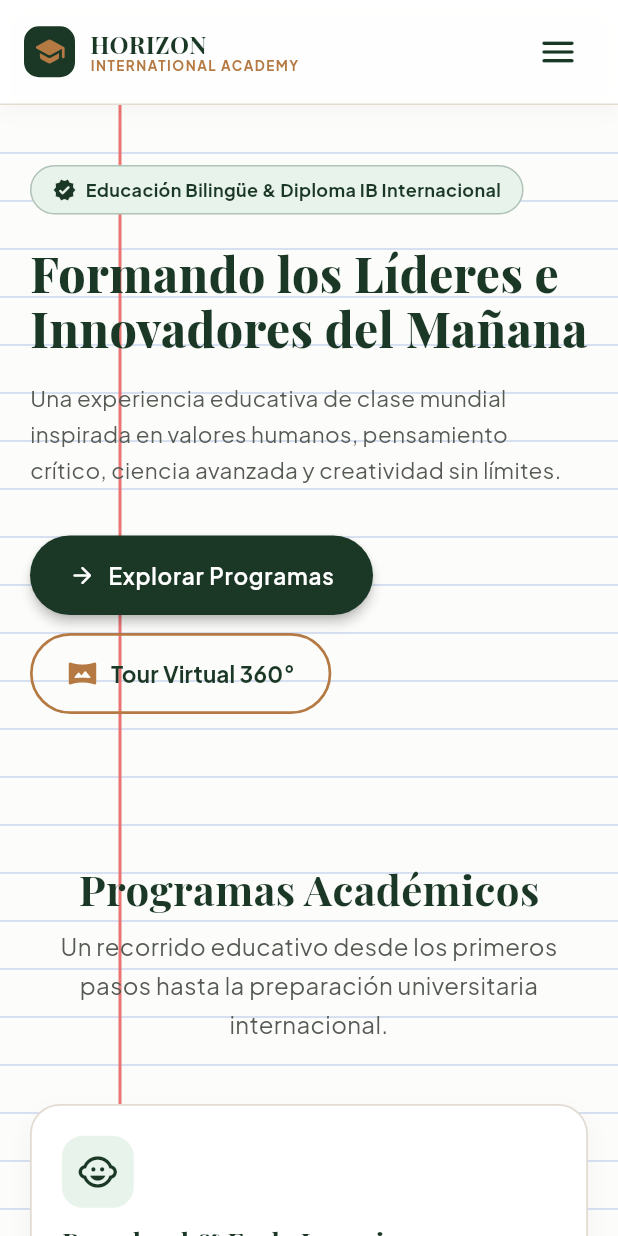
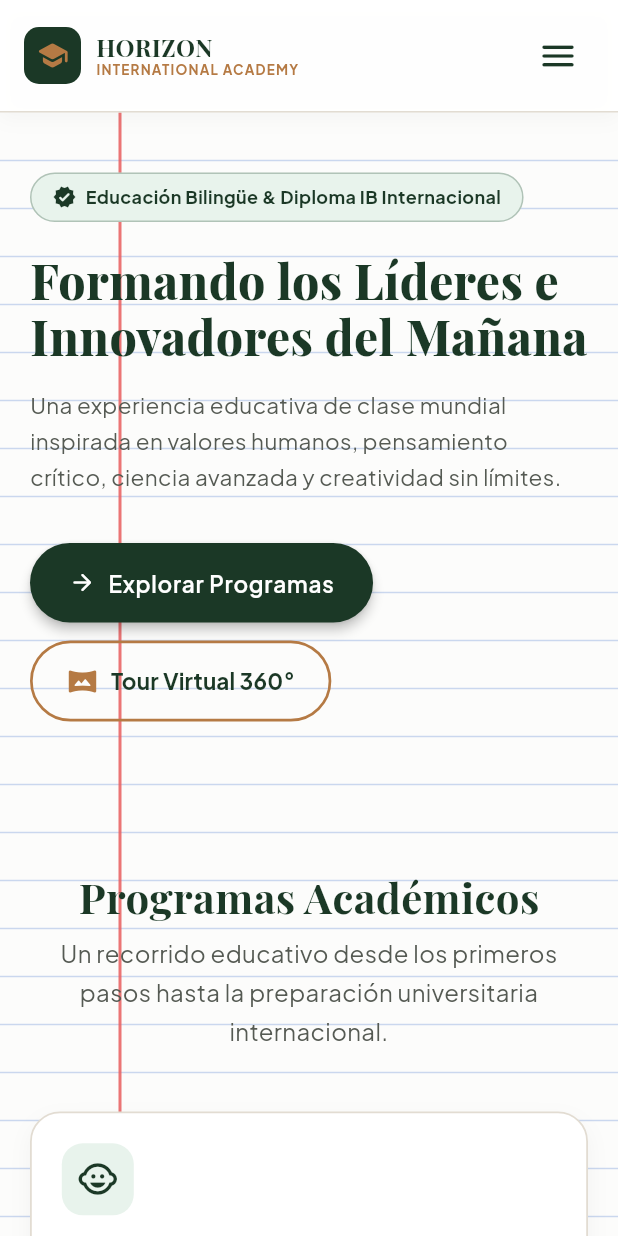
Before and after one commit to kyr3-fxp/horizon-academy-flutter, a Flutter app: the screen it shows after launch, on a phone screen of 412 x 824 dp. Run offline on Flutter 3.47's test engine with Material 3 defaults, Android fonts, the phone set to English and light mode, and no system bars; our stand-ins replace carousel_slider, google_fonts, visibility_detector.

Commit message:
fix(ui): Fix header height calculation with statusBar topPadding to eliminate vertical overflow

```diff
--- a/lib/views/widgets/custom_app_bar.dart
+++ b/lib/views/widgets/custom_app_bar.dart
@@ -13,14 +13,16 @@ class CustomAppBar extends StatelessWidget implements PreferredSizeWidget {
   });
 
   @override
-  Size get preferredSize => const Size.fromHeight(70.0);
+  Size get preferredSize => const Size.fromHeight(75.0);
 
   @override
   Widget build(BuildContext context) {
     final isDesktop = MediaQuery.of(context).size.width >= 900;
+    final topPadding = MediaQuery.of(context).padding.top;
 
     return Container(
-      height: preferredSize.height,
+      height: preferredSize.height + topPadding,
+      padding: EdgeInsets.only(top: topPadding),
       decoration: BoxDecoration(
         color: AppColors.bgSurface.withValues(alpha: 0.95),
         border: const Border(
@@ -34,12 +36,11 @@ class CustomAppBar extends StatelessWidget implements PreferredSizeWidget {
           ),
         ],
       ),
-      child: SafeArea(
-        bottom: false,
       child: Padding(
-          padding: const EdgeInsets.symmetric(horizontal: 16.0),
+        padding: const EdgeInsets.symmetric(horizontal: 16.0, vertical: 6.0),
         child: Row(
           mainAxisAlignment: MainAxisAlignment.spaceBetween,
+          crossAxisAlignment: CrossAxisAlignment.center,
           children: [
             // Logo & Marca
             Flexible(
@@ -49,7 +50,7 @@ class CustomAppBar extends StatelessWidget implements PreferredSizeWidget {
                   mainAxisSize: MainAxisSize.min,
                   children: [
                     Container(
-                        padding: const EdgeInsets.all(6),
+                      padding: const EdgeInsets.all(8),
                       decoration: BoxDecoration(
                         color: AppColors.primary,
                         borderRadius: BorderRadius.circular(10),
@@ -73,19 +74,18 @@ class CustomAppBar extends StatelessWidget implements PreferredSizeWidget {
                               fontSize: 16,
                               fontWeight: FontWeight.bold,
                               color: AppColors.primary,
-                                height: 1.0,
+                              height: 1.1,
                             ),
                             overflow: TextOverflow.ellipsis,
                           ),
-                            const SizedBox(height: 2),
                           Text(
                             'INTERNATIONAL ACADEMY',
                             style: AppTextStyle.body(
                               fontSize: 9,
                               fontWeight: FontWeight.w700,
                               color: AppColors.accentAmber,
-                                height: 1.0,
-                              ).copyWith(letterSpacing: 1.0),
+                              height: 1.1,
+                            ).copyWith(letterSpacing: 0.8),
                             overflow: TextOverflow.ellipsis,
                           ),
                         ],
@@ -150,7 +150,6 @@ class CustomAppBar extends StatelessWidget implements PreferredSizeWidget {
           ],
         ),
       ),
-      ),
     );
   }
 }
```
Lines whose indentation alone changed are shown as unchanged.
